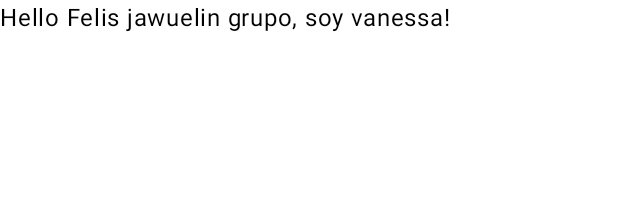
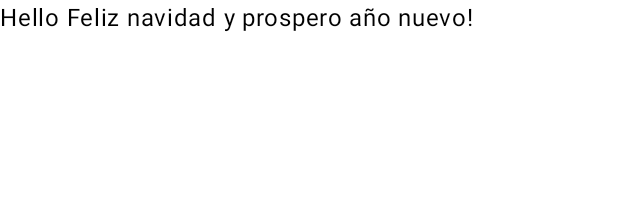
Before and after one commit to Will010906/ProyectoColaborativo, an Android app built with Jetpack Compose: the @Preview function GreetingPreview, on a phone screen of 412 x 824 dp. Shown: the top 198 px of the screen. Run offline under Robolectric (Android 15) with nearby library versions, the phone set to English and light mode, and no system bars.

Commit message:
Modificación del mensaje

```diff
--- a/app/src/main/java/com/example/proyectocolaborativo/MainActivity.kt
+++ b/app/src/main/java/com/example/proyectocolaborativo/MainActivity.kt
@@ -21,7 +21,7 @@ class MainActivity : ComponentActivity() {
             ProyectoColaborativoTheme {
                 Scaffold(modifier = Modifier.fillMaxSize()) { innerPadding ->
                     Greeting(
-                        name = "Felis jawuelin grupo, soy vanessa",
+                        name = "Feliz navidad y prospero año nuevo",
                         modifier = Modifier.padding(innerPadding)
                     )
                 }
@@ -42,6 +42,6 @@ fun Greeting(name: String, modifier: Modifier = Modifier) {
 @Composable
 fun GreetingPreview() {
     ProyectoColaborativoTheme {
-        Greeting("Felis jawuelin grupo, soy vanessa")
+        Greeting("Feliz navidad y prospero año nuevo")
     }
 }
```
